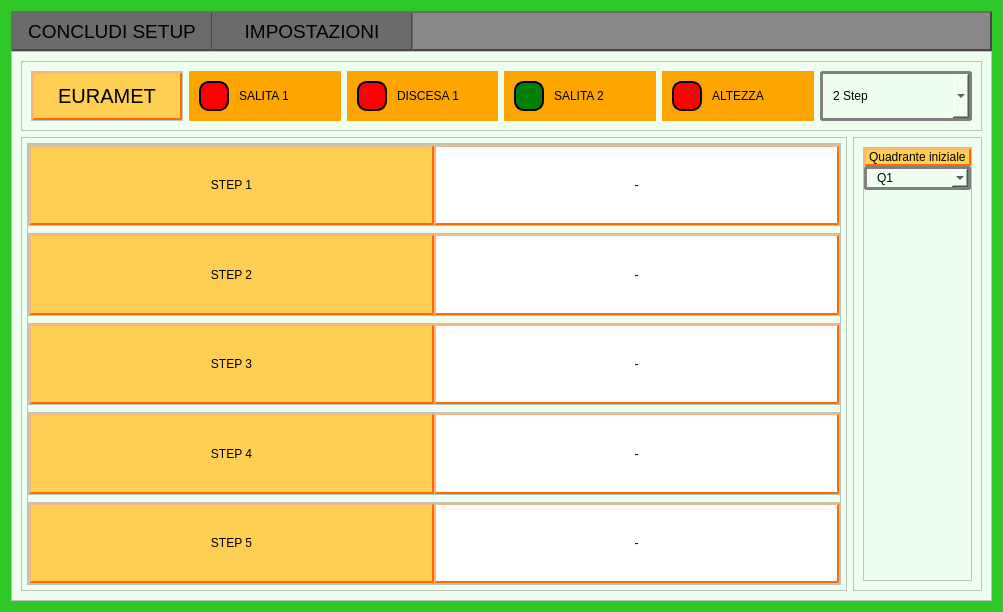
First picture: the form in Qt Creator/dialog_setup_euramet.ui, repository Mixer97/tesi_triennale, before the edit.
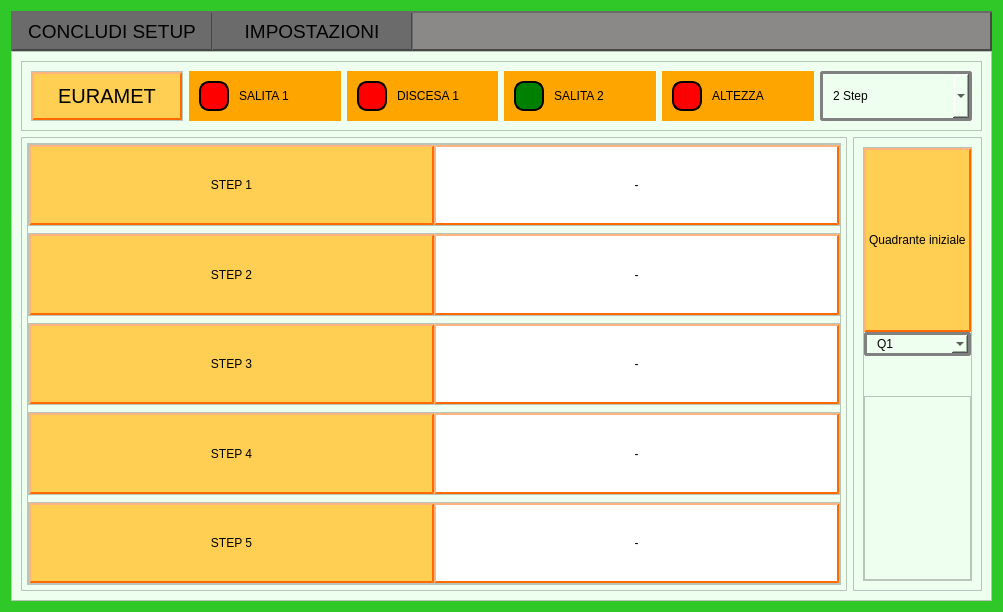
Second picture: the form after the edit.

Diff of the .ui file:
```diff
--- a/Qt Creator/dialog_setup_euramet.ui
+++ b/Qt Creator/dialog_setup_euramet.ui
@@ -1654,6 +1654,9 @@
               <property name="orientation">
                <enum>Qt::Vertical</enum>
               </property>
+              <property name="sizeType">
+               <enum>QSizePolicy::Preferred</enum>
+              </property>
               <property name="sizeHint" stdset="0">
                <size>
                 <width>20</width>
@@ -1662,6 +1665,16 @@
               </property>
              </spacer>
             </item>
+            <item>
+             <widget class="QFrame" name="frame_3">
+              <property name="frameShape">
+               <enum>QFrame::StyledPanel</enum>
+              </property>
+              <property name="frameShadow">
+               <enum>QFrame::Raised</enum>
+              </property>
+             </widget>
+            </item>
            </layout>
           </widget>
          </item>
```
